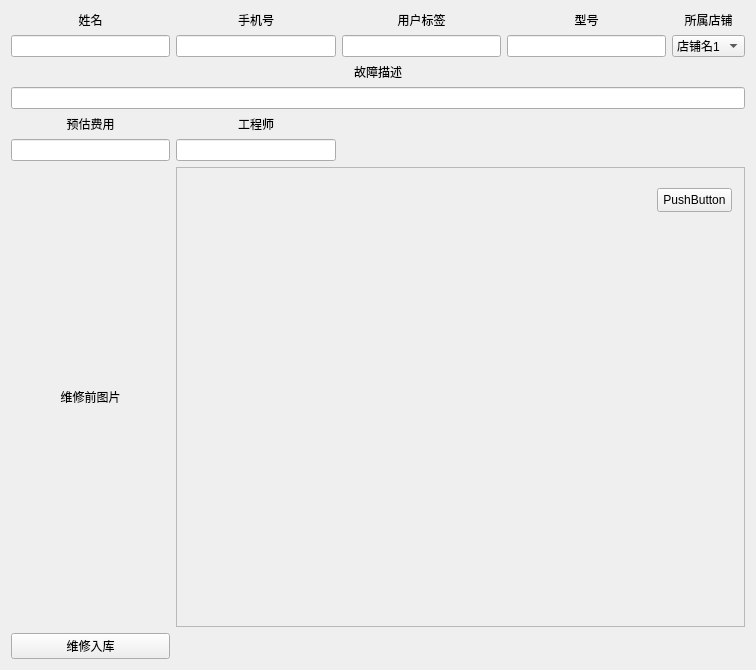
gwgp/measure-git, file maintenance_business/维修入库.ui: the form before one commit.
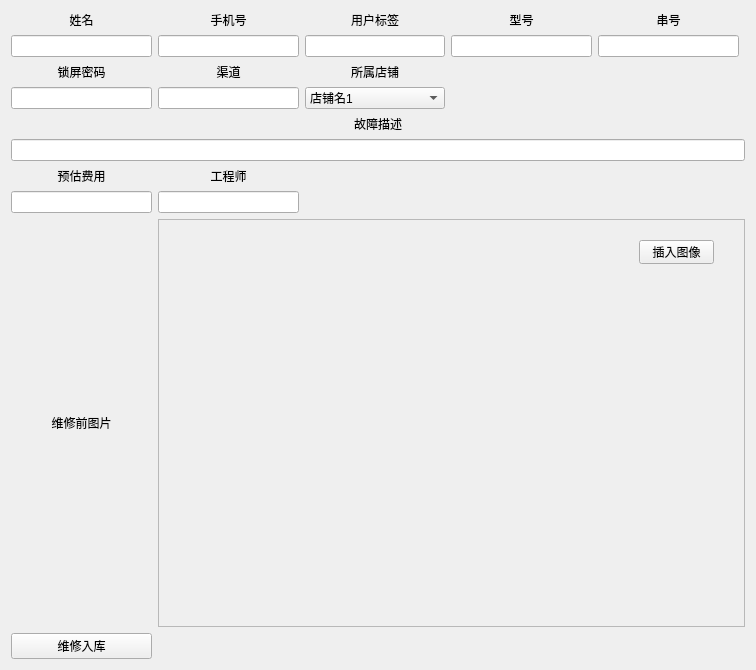
The form after the commit.

The edit to the form file:
```diff
--- a/maintenance_business/维修入库.ui
+++ b/maintenance_business/维修入库.ui
@@ -14,76 +14,7 @@
    <string>Form</string>
   </property>
   <layout class="QGridLayout" name="gridLayout">
-   <item row="1" column="2">
-    <widget class="QLineEdit" name="lineEdit_17"/>
-   </item>
-   <item row="1" column="3">
-    <widget class="QLineEdit" name="lineEdit_2"/>
-   </item>
-   <item row="1" column="0">
-    <widget class="QLineEdit" name="lineEdit"/>
-   </item>
-   <item row="1" column="1">
-    <widget class="QLineEdit" name="lineEdit_16"/>
-   </item>
-   <item row="0" column="2">
-    <widget class="QLabel" name="label_17">
-     <property name="text">
-      <string>用户标签</string>
-     </property>
-     <property name="alignment">
-      <set>Qt::AlignCenter</set>
-     </property>
-    </widget>
-   </item>
-   <item row="7" column="0">
-    <widget class="QPushButton" name="pushButton">
-     <property name="text">
-      <string>维修入库</string>
-     </property>
-    </widget>
-   </item>
-   <item row="0" column="0">
-    <widget class="QLabel" name="label">
-     <property name="text">
-      <string>姓名</string>
-     </property>
-     <property name="alignment">
-      <set>Qt::AlignCenter</set>
-     </property>
-    </widget>
-   </item>
-   <item row="4" column="0">
-    <widget class="QLabel" name="label_2">
-     <property name="text">
-      <string>预估费用</string>
-     </property>
-     <property name="alignment">
-      <set>Qt::AlignCenter</set>
-     </property>
-    </widget>
-   </item>
-   <item row="0" column="1">
-    <widget class="QLabel" name="label_16">
-     <property name="text">
-      <string>手机号</string>
-     </property>
-     <property name="alignment">
-      <set>Qt::AlignCenter</set>
-     </property>
-    </widget>
-   </item>
-   <item row="6" column="0">
-    <widget class="QLabel" name="label_11">
-     <property name="text">
-      <string>维修前图片</string>
-     </property>
-     <property name="alignment">
-      <set>Qt::AlignCenter</set>
-     </property>
-    </widget>
-   </item>
-   <item row="6" column="1" colspan="4">
+   <item row="11" column="1" colspan="5">
     <widget class="QScrollArea" name="scrollArea">
      <property name="widgetResizable">
       <bool>true</bool>
@@ -93,8 +24,8 @@
        <rect>
         <x>0</x>
         <y>0</y>
-        <width>568</width>
-        <height>475</height>
+        <width>588</width>
+        <height>427</height>
        </rect>
       </property>
       <widget class="QPushButton" name="pushButton_2">
@@ -107,24 +38,111 @@
         </rect>
        </property>
        <property name="text">
-        <string>PushButton</string>
+        <string>插入图像</string>
        </property>
       </widget>
      </widget>
     </widget>
    </item>
+   <item row="10" column="1">
+    <widget class="QLineEdit" name="lineEdit_10"/>
+   </item>
+   <item row="0" column="0">
+    <widget class="QLabel" name="label">
+     <property name="text">
+      <string>姓名</string>
+     </property>
+     <property name="alignment">
+      <set>Qt::AlignCenter</set>
+     </property>
+    </widget>
+   </item>
+   <item row="0" column="1">
+    <widget class="QLabel" name="label_16">
+     <property name="text">
+      <string>手机号</string>
+     </property>
+     <property name="alignment">
+      <set>Qt::AlignCenter</set>
+     </property>
+    </widget>
+   </item>
+   <item row="12" column="0">
+    <widget class="QPushButton" name="pushButton">
+     <property name="text">
+      <string>维修入库</string>
+     </property>
+    </widget>
+   </item>
+   <item row="5" column="0" colspan="6">
+    <widget class="QLineEdit" name="lineEdit_8"/>
+   </item>
+   <item row="11" column="0">
+    <widget class="QLabel" name="label_11">
+     <property name="text">
+      <string>维修前图片</string>
+     </property>
+     <property name="alignment">
+      <set>Qt::AlignCenter</set>
+     </property>
+    </widget>
+   </item>
    <item row="1" column="4">
-    <widget class="QComboBox" name="comboBox_2">
-     <item>
-      <property name="text">
-       <string>店铺名1</string>
-      </property>
-     </item>
-     <item>
-      <property name="text">
-       <string>店铺名2</string>
-      </property>
-     </item>
+    <widget class="QLineEdit" name="lineEdit_5"/>
+   </item>
+   <item row="1" column="3">
+    <widget class="QLineEdit" name="lineEdit_4"/>
+   </item>
+   <item row="1" column="0">
+    <widget class="QLineEdit" name="lineEdit"/>
+   </item>
+   <item row="4" column="0" colspan="6">
+    <widget class="QLabel" name="label_6">
+     <property name="text">
+      <string>故障描述</string>
+     </property>
+     <property name="alignment">
+      <set>Qt::AlignCenter</set>
+     </property>
+    </widget>
+   </item>
+   <item row="1" column="2">
+    <widget class="QLineEdit" name="lineEdit_3"/>
+   </item>
+   <item row="10" column="0">
+    <widget class="QLineEdit" name="lineEdit_9"/>
+   </item>
+   <item row="1" column="1">
+    <widget class="QLineEdit" name="lineEdit_2"/>
+   </item>
+   <item row="9" column="0">
+    <widget class="QLabel" name="label_2">
+     <property name="text">
+      <string>预估费用</string>
+     </property>
+     <property name="alignment">
+      <set>Qt::AlignCenter</set>
+     </property>
+    </widget>
+   </item>
+   <item row="0" column="4">
+    <widget class="QLabel" name="label_7">
+     <property name="text">
+      <string>串号</string>
+     </property>
+     <property name="alignment">
+      <set>Qt::AlignCenter</set>
+     </property>
+    </widget>
+   </item>
+   <item row="0" column="2">
+    <widget class="QLabel" name="label_17">
+     <property name="text">
+      <string>用户标签</string>
+     </property>
+     <property name="alignment">
+      <set>Qt::AlignCenter</set>
+     </property>
     </widget>
    </item>
    <item row="0" column="3">
@@ -137,23 +155,7 @@
      </property>
     </widget>
    </item>
-   <item row="0" column="4">
-    <widget class="QLabel" name="label_4">
-     <property name="text">
-      <string>所属店铺</string>
-     </property>
-     <property name="alignment">
-      <set>Qt::AlignCenter</set>
-     </property>
-    </widget>
-   </item>
-   <item row="5" column="0">
-    <widget class="QLineEdit" name="lineEdit_6"/>
-   </item>
-   <item row="5" column="1">
-    <widget class="QLineEdit" name="lineEdit_7"/>
-   </item>
-   <item row="4" column="1">
+   <item row="9" column="1">
     <widget class="QLabel" name="label_9">
      <property name="text">
       <string>工程师</string>
@@ -163,19 +165,56 @@
      </property>
     </widget>
    </item>
-   <item row="3" column="0" colspan="5">
-    <widget class="QLineEdit" name="lineEdit_5"/>
+   <item row="3" column="0">
+    <widget class="QLineEdit" name="lineEdit_6"/>
    </item>
-   <item row="2" column="0" colspan="5">
-    <widget class="QLabel" name="label_6">
+   <item row="2" column="0">
+    <widget class="QLabel" name="label_8">
      <property name="text">
-      <string>故障描述</string>
+      <string>锁屏密码</string>
      </property>
      <property name="alignment">
       <set>Qt::AlignCenter</set>
      </property>
     </widget>
    </item>
+   <item row="3" column="1">
+    <widget class="QLineEdit" name="lineEdit_7"/>
+   </item>
+   <item row="2" column="1">
+    <widget class="QLabel" name="label_10">
+     <property name="text">
+      <string>渠道</string>
+     </property>
+     <property name="alignment">
+      <set>Qt::AlignCenter</set>
+     </property>
+    </widget>
+   </item>
+   <item row="2" column="2">
+    <widget class="QLabel" name="label_4">
+     <property name="text">
+      <string>所属店铺</string>
+     </property>
+     <property name="alignment">
+      <set>Qt::AlignCenter</set>
+     </property>
+    </widget>
+   </item>
+   <item row="3" column="2">
+    <widget class="QComboBox" name="comboBox_2">
+     <item>
+      <property name="text">
+       <string>店铺名1</string>
+      </property>
+     </item>
+     <item>
+      <property name="text">
+       <string>店铺名2</string>
+      </property>
+     </item>
+    </widget>
+   </item>
   </layout>
  </widget>
  <resources/>
```
